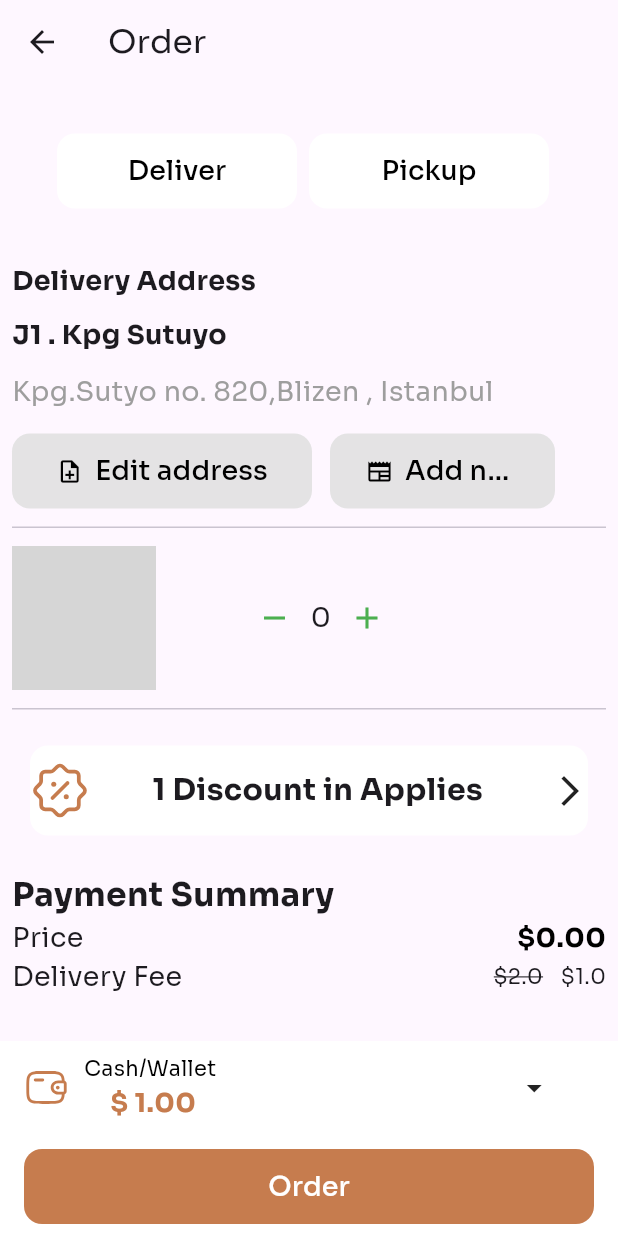
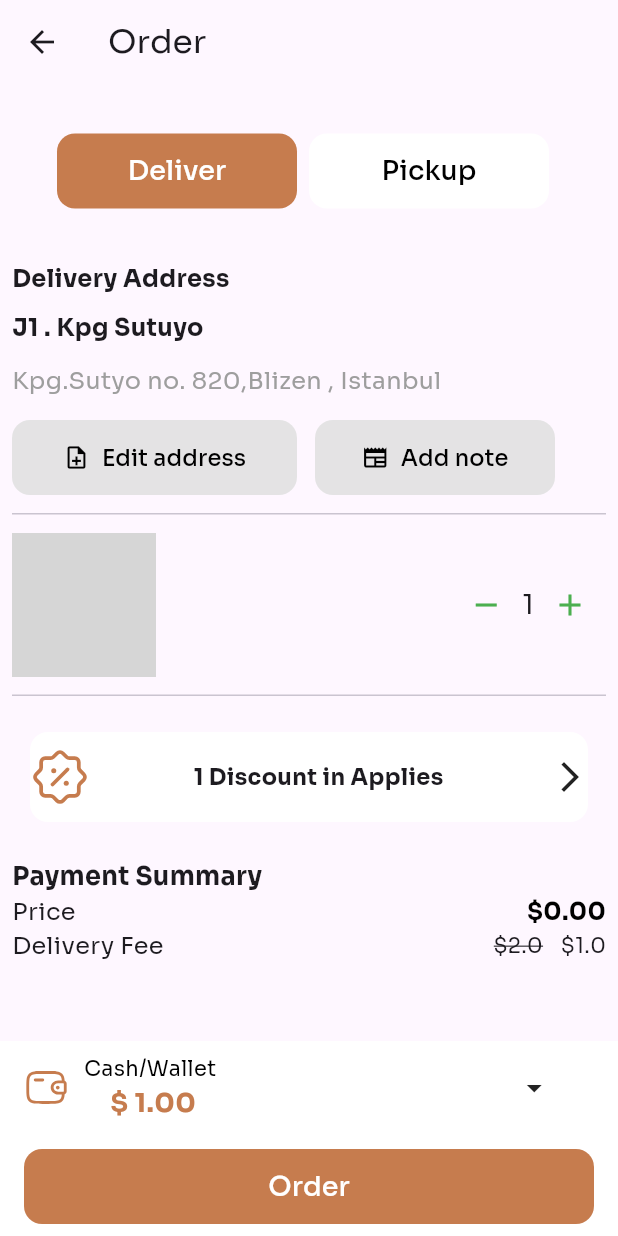
Before and after one commit to sujit471/coffee_app, a Flutter app: the OrderPage screen opened directly with empty values, on a phone screen of 412 x 824 dp. Run offline on Flutter 3.47's test engine with Material 3 defaults, Android fonts, the phone set to English and light mode, and no system bars; our stand-ins replace flutter_svg, google_fonts, shared_preferences; accounts and stored records are empty; grey boxes are pictures that could not be loaded.

Commit message:
tabbar added

```diff
--- a/lib/service/coffee_service.dart
+++ b/lib/service/coffee_service.dart
@@ -1,3 +1,4 @@
+import 'dart:convert';
 import 'package:flutter/services.dart' show rootBundle;
 import 'package:to_do_list/model/coffee_model.dart';
 
--- a/lib/service/session_helper.dart
+++ b/lib/service/session_helper.dart
@@ -8,7 +8,6 @@ class SessionHelper {
     final String coffeesJson = jsonEncode(coffees.map((coffee) => coffee.toJson()).toList());
     await prefs.setString('selectedCoffees', coffeesJson);
   }
-
   static Future<List<Coffee>> getSelectedCoffees() async {
     final SharedPreferences prefs = await SharedPreferences.getInstance();
     final String? coffeesJson = prefs.getString('selectedCoffees');
--- a/lib/srcreens/items_selected.dart
+++ b/lib/srcreens/items_selected.dart
@@ -63,7 +63,7 @@ class _ItemsSelectedState extends State<ItemsSelected> {
                       style: const TextStyle(color: Colors.white70), // Subtitle text color
                     ),
                     trailing: IconButton(
-                      icon: const Icon(Icons.delete, color: Colors.white),
+                      icon: const Icon(Icons.delete, color: Colors.white), // Icon color
                       onPressed: () {
                         _deleteCoffee(coffee.id);
                       },
--- a/lib/srcreens/order_page.dart
+++ b/lib/srcreens/order_page.dart
@@ -15,8 +15,8 @@ class OrderPage extends StatefulWidget {
 }
 
 class _OrderPageState extends State<OrderPage> {
-  int _currentIndex = 0;
-  int count = 0;
+  int _currentIndex = 1;
+  int count = 1;
 
   String get total {
     return (widget.order.price + 1.0).toStringAsFixed(2);
@@ -53,13 +53,13 @@ class _OrderPageState extends State<OrderPage> {
                       CustomButton(
                         width: 160,
                         foregroundcolor:
-                            _currentIndex == 1 ? Colors.white : Colors.black,
+                        _currentIndex == 1 ? Colors.white : Colors.black,
                         text: 'Deliver',
+
                         isActive: _currentIndex == 1,
                         ontap: () {
                           setState(() {
                             _currentIndex = 1;
-                            print('tapped');
                           });
                         },
                       ),
@@ -69,13 +69,12 @@ class _OrderPageState extends State<OrderPage> {
                       CustomButton(
                         width: 160,
                         foregroundcolor:
-                            _currentIndex == 2 ? Colors.white : Colors.black,
+                        _currentIndex == 2 ? Colors.white : Colors.black,
                         text: 'Pickup',
                         isActive: _currentIndex == 2,
                         ontap: () {
                           setState(() {
                             _currentIndex = 2;
-                            print('tapped');
                           });
                         },
                       ),
@@ -89,21 +88,21 @@ class _OrderPageState extends State<OrderPage> {
             ),
             const Text(
               'Delivery Address',
-              style: TextStyle(fontWeight: FontWeight.bold, fontSize: 18),
+              style: TextStyle(fontWeight: FontWeight.bold, fontSize: 16),
             ),
             const SizedBox(
               height: 10,
             ),
             const Text(
               'J1 . Kpg Sutuyo',
-              style: TextStyle(fontWeight: FontWeight.bold, fontSize: 18),
+              style: TextStyle(fontWeight: FontWeight.bold, fontSize: 16),
             ),
             const SizedBox(
               height: 12,
             ),
             const Text(
               'Kpg.Sutyo no. 820,Blizen , Istanbul',
-              style: TextStyle(color: Colors.grey, fontSize: 18),
+              style: TextStyle(color: Colors.grey, fontSize: 16),
             ),
             const SizedBox(
               height: 15,
@@ -111,8 +110,9 @@ class _OrderPageState extends State<OrderPage> {
             const Row(
               children: [
                 CustomButton(
+                  fontsize: 15,
                   text: 'Edit address',
-                  width: 200,
+                  width:  190,
                   backgrouncolor: Colors.white,
                   foregroundcolor: Colors.black,
                   icon: Icons.note_add_outlined,
@@ -121,8 +121,9 @@ class _OrderPageState extends State<OrderPage> {
                   width: 12,
                 ),
                 CustomButton(
+                  fontsize: 15,
                   text: 'Add note',
-                  width: 150,
+                  width: 160,
                   foregroundcolor: Colors.black,
                   backgrouncolor: Colors.white,
                   icon: Icons.newspaper,
@@ -143,7 +144,7 @@ class _OrderPageState extends State<OrderPage> {
                 ClipRRect(
                   borderRadius: BorderRadius.circular(20),
                   child: SizedBox.fromSize(
-                    size: Size.fromRadius(48),
+                    size: const Size.fromRadius(48),
                     child: Image.asset(widget.order.image, fit: BoxFit.cover),
                   ),
                 ),
@@ -151,12 +152,13 @@ class _OrderPageState extends State<OrderPage> {
                   width: 5,
                 ),
                 Column(
+                  crossAxisAlignment: CrossAxisAlignment.start,
                   children: [
                     Text(
                       widget.order.name,
                       style: const TextStyle(
                         fontWeight: FontWeight.bold,
-                        fontSize: 18,
+                        fontSize: 16,
                       ),
                     ),
                     Text(
@@ -167,9 +169,7 @@ class _OrderPageState extends State<OrderPage> {
                     ),
                   ],
                 ),
-                const SizedBox(
-                  width: 50,
-                ),
+                const Spacer(),
                 IconButton(
                   onPressed: () {
                     setState(() {
@@ -220,7 +220,7 @@ class _OrderPageState extends State<OrderPage> {
                     const Text(
                       "1 Discount in Applies ",
                       style: TextStyle(
-                        fontSize: 20,
+                        fontSize: 15,
                         fontWeight: FontWeight.bold,
                       ),
                     ),
@@ -234,7 +234,7 @@ class _OrderPageState extends State<OrderPage> {
             ),
             const Text(
               "Payment Summary",
-              style: TextStyle(fontWeight: FontWeight.bold, fontSize: 22),
+              style: TextStyle(fontWeight: FontWeight.bold, fontSize: 17),
             ),
             Row(
               mainAxisAlignment: MainAxisAlignment.spaceBetween,
@@ -242,13 +242,13 @@ class _OrderPageState extends State<OrderPage> {
                 const Text(
                   'Price',
                   style: TextStyle(
-                    fontSize: 18,
+                    fontSize: 16,
                   ),
                 ),
                 Text(
                   '\$${widget.order.price.toStringAsFixed(2)}',
                   style: const TextStyle(
-                    fontSize: 18,
+                    fontSize: 16,
                     fontWeight: FontWeight.bold,
                     color: Colors.black,
                   ),
@@ -260,7 +260,7 @@ class _OrderPageState extends State<OrderPage> {
               children: [
                 Text('Delivery Fee',
                     style: TextStyle(
-                      fontSize: 18,
+                      fontSize: 16,
                     )),
                 Row(
                   children: [
--- a/lib/widgets/bottom.dart
+++ b/lib/widgets/bottom.dart
@@ -76,7 +76,7 @@ class _Bottomsheet1State extends State<Bottomsheet1> {
               Navigator.push(
                 context,
                 MaterialPageRoute(
-                  builder: (context) => const Maps(),
+                  builder: (context) =>  Maps(coffee: widget.coffee,),
                 ),
               );
             },
--- a/lib/widgets/button.dart
+++ b/lib/widgets/button.dart
@@ -10,6 +10,7 @@ class CustomButton extends StatelessWidget {
   final String iconPath;
   final IconData? icon;
   final bool? isActive;
+  final double ? fontsize;
 
   const CustomButton({
     super.key,
@@ -19,7 +20,7 @@ class CustomButton extends StatelessWidget {
     this.ontap,
     this.backgrouncolor,
     this.icon,
-    this.isActive,
+    this.isActive, this.fontsize,
   }) : iconPath = '';
 
   const CustomButton.icon({
@@ -30,7 +31,7 @@ class CustomButton extends StatelessWidget {
     this.ontap,
     this.backgrouncolor,
     this.icon,
-    this.isActive,
+    this.isActive, this.fontsize,
   }) : text = '';
 
   @override
@@ -70,7 +71,7 @@ class CustomButton extends StatelessWidget {
                   text,
                   style: TextStyle(
                     color: foregroundcolor ?? Colors.white,
-                    fontSize: 18,
+                    fontSize: fontsize??18,
                   ),
                   overflow: TextOverflow.ellipsis,
                 ),
```
Also changed, not shown: lib/srcreens/Maps.dart (+13 -5 lines), lib/srcreens/detailspage.dart (+9 -8 lines), lib/srcreens/home_screen.dart (+53 -41 lines), lib/widgets/bottomsheet.dart (+9 -2 lines), lib/widgets/card.dart (+9 -9 lines), mock/coffee.json (+13 -13 lines).
